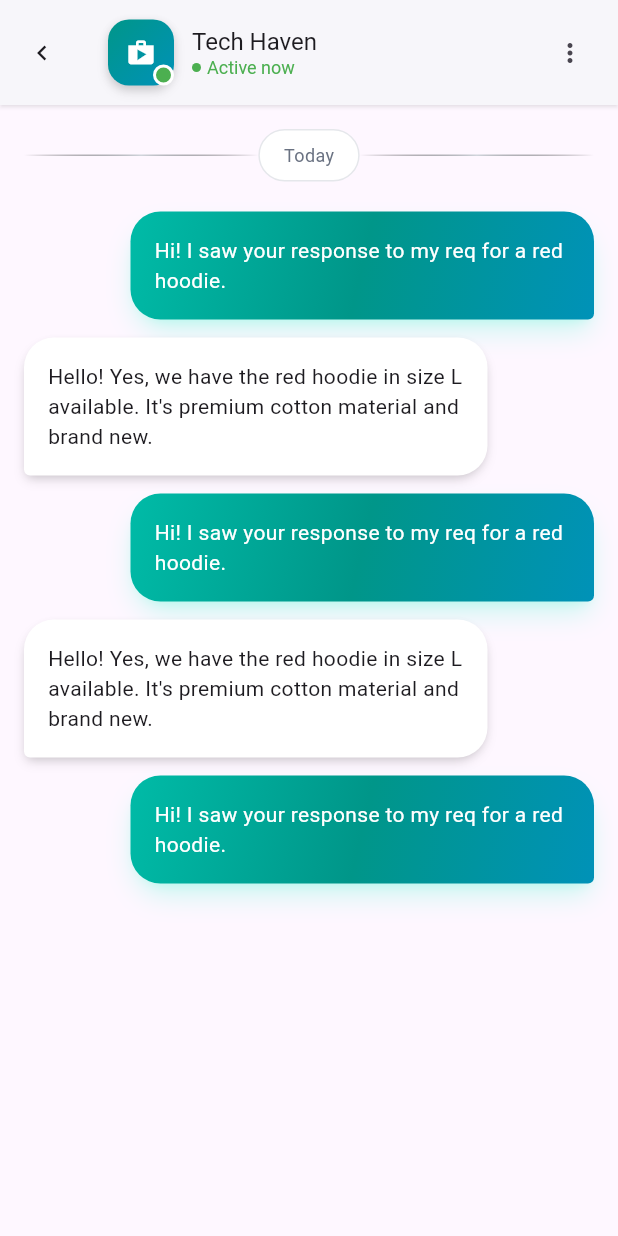
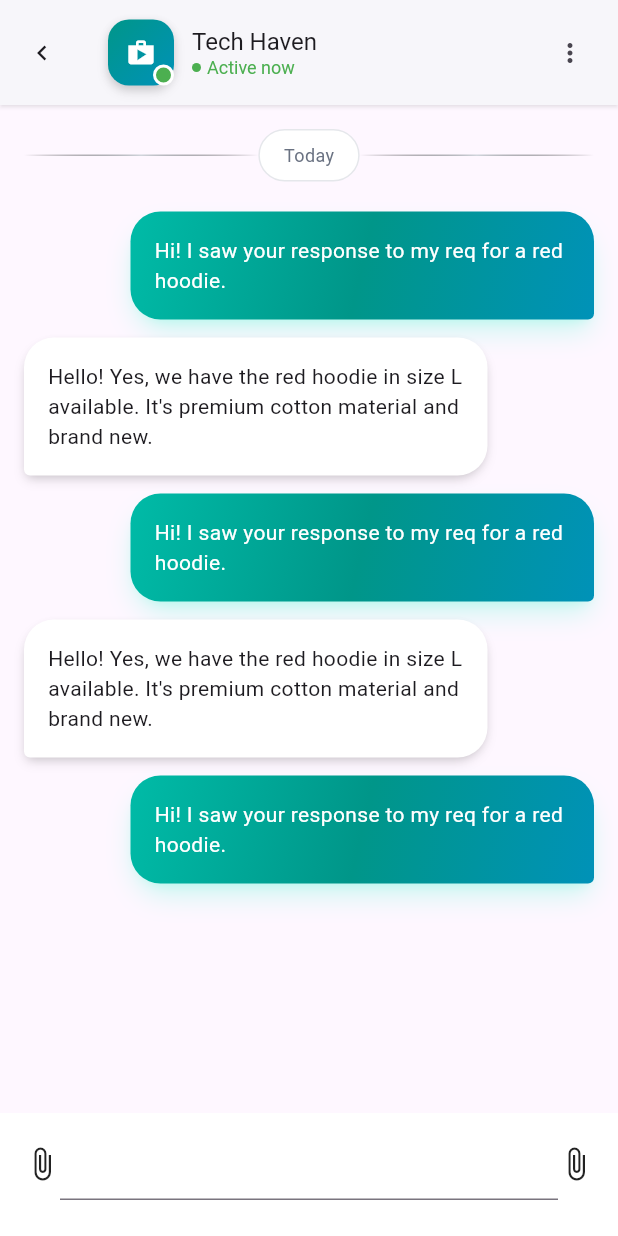
Before and after one commit to pujandhakal/Grabbit, a Flutter app: the ChatScreen screen opened directly, on a phone screen of 412 x 824 dp. Run offline on Flutter 3.47's test engine with Material 3 defaults, Android fonts, the phone set to English and light mode, and no system bars; our stand-ins replace flutter_svg, google_fonts, percent_indicator.

Commit message:
Bottom textfiel of chat screen initailized

```diff
--- a/lib/pages/chat_screen.dart
+++ b/lib/pages/chat_screen.dart
@@ -105,6 +105,24 @@ class _ChatScreenState extends State<ChatScreen> {
           ],
         ),
       ),
+      bottomNavigationBar: Container(
+        padding: EdgeInsets.only(bottom: 24, left: 16, right: 16, top: 10),
+        decoration: BoxDecoration(
+          color: Colors.white,
+        ),
+        child: Row(
+          mainAxisSize: MainAxisSize.min,
+          children: [
+            Container(
+              child: Icon(Icons.attach_file_outlined),
+            ),
+            Expanded(child: TextField()),
+            Container(
+              child: Icon(Icons.attach_file_outlined),
+            ),
+          ],
+        ),
+      ),
       body: Padding(
         padding: EdgeInsets.all(16),
         child: Column(
```
